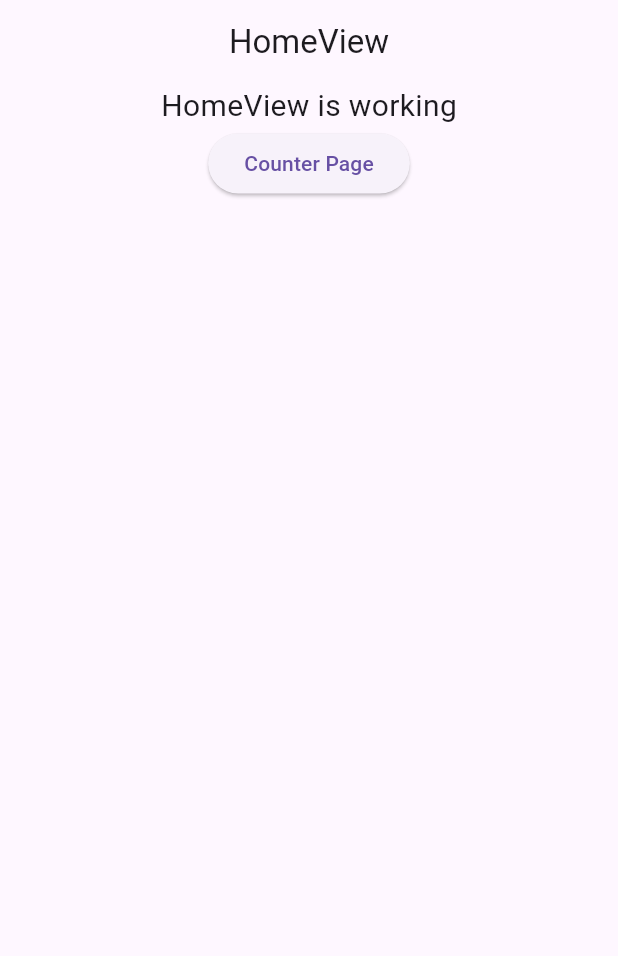
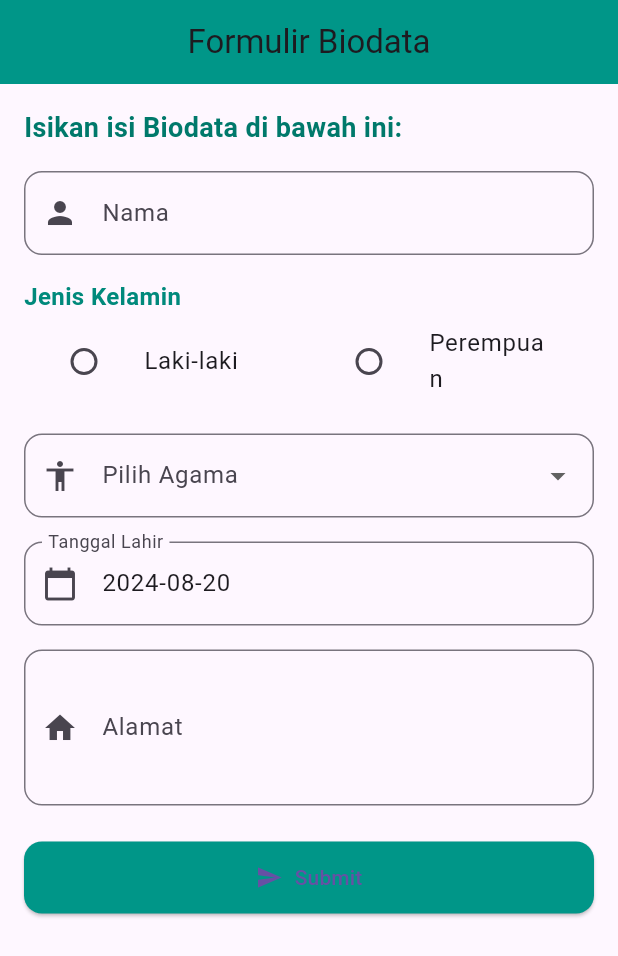
Before and after one commit to Atsiila/GETx-belajar, a Flutter app: the screen it shows after launch, on a phone screen of 412 x 824 dp. Shown: the top 956 px of the screen. Run offline on Flutter 3.47's test engine with Material 3 defaults, Android fonts, the phone set to English and light mode, and no system bars; our stand-ins replace get.

Commit message:
GETxFormulir

```diff
--- /dev/null
+++ b/lib/app/data/biodata_model.dart
@@ -0,0 +1,15 @@
+class BiodataModel {
+  String nama;
+  String jenisKelamin;
+  String agama;
+  DateTime tanggalLahir;
+  String alamat;
+
+  BiodataModel({
+    required this.nama,
+    required this.jenisKelamin,
+    required this.agama,
+    required this.tanggalLahir,
+    required this.alamat,
+  });
+}
--- /dev/null
+++ b/lib/app/modules/biodata/controllers/biodata_controller.dart
@@ -0,0 +1,37 @@
+import 'package:get/get.dart';
+import '../../../data/biodata_model.dart';
+
+class BiodataController extends GetxController {
+  // Menggunakan Rx untuk variabel yang reaktif
+  final nama = ''.obs;
+  final jenisKelamin = ''.obs;
+  final agama = ''.obs;
+  final tanggalLahir = DateTime.now().obs;
+  final alamat = ''.obs;
+
+  // Fungsi untuk mengubah nilai
+  void setNama(String value) => nama.value = value;
+  void setJenisKelamin(String? value) {
+    if (value != null) jenisKelamin.value = value;
+  }
+
+  void setAgama(String? value) {
+    if (value != null) agama.value = value;
+  }
+
+  void setTanggalLahir(DateTime value) => tanggalLahir.value = value;
+  void setAlamat(String value) => alamat.value = value;
+
+  // Fungsi untuk submit formulir
+  void submitForm() {
+    // Proses data formulir di sini atau navigasikan ke halaman lain
+    final formData = BiodataModel(
+      nama: nama.value,
+      jenisKelamin: jenisKelamin.value,
+      agama: agama.value,
+      tanggalLahir: tanggalLahir.value,
+      alamat: alamat.value,
+    );
+    Get.toNamed('/output', arguments: formData);
+  }
+}
--- /dev/null
+++ b/lib/app/modules/biodata/views/biodata_view.dart
@@ -0,0 +1,160 @@
+import 'package:flutter/material.dart';
+import 'package:get/get.dart';
+import '../controllers/biodata_controller.dart';
+
+class BiodataView extends GetView<BiodataController> {
+  const BiodataView({Key? key}) : super(key: key);
+
+  @override
+  Widget build(BuildContext context) {
+    return Scaffold(
+      appBar: AppBar(
+        title: const Text('Formulir Biodata'),
+        centerTitle: true,
+        backgroundColor: Colors.teal,
+        elevation: 0,
+      ),
+      body: SingleChildScrollView(
+        child: Padding(
+          padding: const EdgeInsets.all(16.0),
+          child: Column(
+            crossAxisAlignment: CrossAxisAlignment.start,
+            children: [
+              Text(
+                'Isikan isi Biodata di bawah ini:',
+                style: TextStyle(
+                  fontSize: 18,
+                  fontWeight: FontWeight.bold,
+                  color: Colors.teal.shade700,
+                ),
+              ),
+              SizedBox(height: 16),
+              TextField(
+                onChanged: controller.setNama,
+                decoration: InputDecoration(
+                  labelText: 'Nama',
+                  prefixIcon: Icon(Icons.person),
+                  border: OutlineInputBorder(
+                    borderRadius: BorderRadius.circular(12),
+                  ),
+                ),
+              ),
+              SizedBox(height: 16),
+              Text(
+                'Jenis Kelamin',
+                style: TextStyle(
+                  fontSize: 16,
+                  fontWeight: FontWeight.bold,
+                  color: Colors.teal.shade600,
+                ),
+              ),
+              Row(
+                children: [
+                  Obx(() => Expanded(
+                        child: ListTile(
+                          title: const Text('Laki-laki'),
+                          leading: Radio<String>(
+                            value: 'Laki-laki',
+                            groupValue: controller.jenisKelamin.value,
+                            onChanged: controller.setJenisKelamin,
+                            activeColor: Colors.teal,
+                          ),
+                        ),
+                      )),
+                  Obx(() => Expanded(
+                        child: ListTile(
+                          title: const Text('Perempuan'),
+                          leading: Radio<String>(
+                            value: 'Perempuan',
+                            groupValue: controller.jenisKelamin.value,
+                            onChanged: controller.setJenisKelamin,
+                            activeColor: Colors.teal,
+                          ),
+                        ),
+                      )),
+                ],
+              ),
+              SizedBox(height: 16),
+              Obx(() => DropdownButtonFormField<String>(
+                    value: controller.agama.value.isEmpty
+                        ? null
+                        : controller.agama.value,
+                    items: <String>['Islam', 'Kristen', 'Hindu', 'Budha']
+                        .map((String value) {
+                      return DropdownMenuItem<String>(
+                        value: value,
+                        child: Text(value),
+                      );
+                    }).toList(),
+                    onChanged: controller.setAgama,
+                    decoration: InputDecoration(
+                      labelText: 'Pilih Agama',
+                      prefixIcon: Icon(Icons.accessibility),
+                      border: OutlineInputBorder(
+                        borderRadius: BorderRadius.circular(12),
+                      ),
+                    ),
+                  )),
+              SizedBox(height: 16),
+              Obx(() => TextField(
+                    decoration: InputDecoration(
+                      labelText: 'Tanggal Lahir',
+                      hintText: 'Pilih Tanggal Lahir',
+                      prefixIcon: Icon(Icons.calendar_today),
+                      border: OutlineInputBorder(
+                        borderRadius: BorderRadius.circular(12),
+                      ),
+                    ),
+                    readOnly: true,
+                    onTap: () async {
+                      DateTime? pickedDate = await showDatePicker(
+                        context: context,
+                        initialDate: controller.tanggalLahir.value,
+                        firstDate: DateTime(1900),
+                        lastDate: DateTime.now(),
+                      );
+                      if (pickedDate != null) {
+                        controller.setTanggalLahir(pickedDate);
+                      }
+                    },
+                    controller: TextEditingController(
+                      text: controller.tanggalLahir.value
+                          .toString()
+                          .split(' ')[0],
+                    ),
+                  )),
+              SizedBox(height: 16),
+              TextField(
+                onChanged: controller.setAlamat,
+                decoration: InputDecoration(
+                  labelText: 'Alamat',
+                  prefixIcon: Icon(Icons.home),
+                  border: OutlineInputBorder(
+                    borderRadius: BorderRadius.circular(12),
+                  ),
+                ),
+                maxLines: 3,
+              ),
+              SizedBox(height: 24),
+              SizedBox(
+                width: double.infinity,
+                child: ElevatedButton.icon(
+                  onPressed: controller.submitForm,
+                  icon: Icon(Icons.send),
+                  label: const Text('Submit'),
+                  style: ElevatedButton.styleFrom(
+                    padding: EdgeInsets.symmetric(vertical: 14),
+                    shape: RoundedRectangleBorder(
+                      borderRadius: BorderRadius.circular(12),
+                    ),
+                    backgroundColor: Colors.teal,
+                  ),
+                ),
+              ),
+            ],
+          ),
+        ),
+      ),
+    );
+  }
+}
--- a/lib/app/routes/app_pages.dart
+++ b/lib/app/routes/app_pages.dart
@@ -1,7 +1,8 @@
 import 'package:get/get.dart';
 
-import '../modules/counter/bindings/counter_binding.dart';
-import '../modules/counter/views/counter_view.dart';
+import '../modules/biodata/bindings/biodata_binding.dart';
+import '../modules/biodata/views/biodata_view.dart';
+import '../modules/biodata/views/output_view.dart';
 import '../modules/home/bindings/home_binding.dart';
 import '../modules/home/views/home_view.dart';
 
@@ -10,7 +11,7 @@ part 'app_routes.dart';
 class AppPages {
   AppPages._();
 
-  static const INITIAL = Routes.HOME;
+  static const INITIAL = Routes.BIODATA;
 
   static final routes = [
     GetPage(
@@ -19,9 +20,16 @@ class AppPages {
       binding: HomeBinding(),
     ),
     GetPage(
-      name: _Paths.COUNTER,
-      page: () => const CounterView(),
-      binding: CounterBinding(),
+      name: _Paths.BIODATA,
+      page: () => const BiodataView(),
+      binding: BiodataBinding(),
+    ),
+    GetPage(
+      name: _Paths.OUTPUT,
+      page: () => OutputView(),
     ),
   ];
 }
+
+
+//route
--- a/lib/app/routes/app_routes.dart
+++ b/lib/app/routes/app_routes.dart
@@ -5,10 +5,13 @@ abstract class Routes {
   Routes._();
   static const HOME = _Paths.HOME;
   static const COUNTER = _Paths.COUNTER;
+  static const BIODATA = _Paths.BIODATA;
 }
 
 abstract class _Paths {
   _Paths._();
   static const HOME = '/home';
   static const COUNTER = '/counter';
+  static const BIODATA = '/formulir';
+  static const OUTPUT = '/output';
 }
```
Also changed, not shown: lib/app/modules/biodata/bindings/biodata_binding.dart (added, +12 -0 lines), lib/app/modules/biodata/views/output_view.dart (added, +136 -0 lines).
